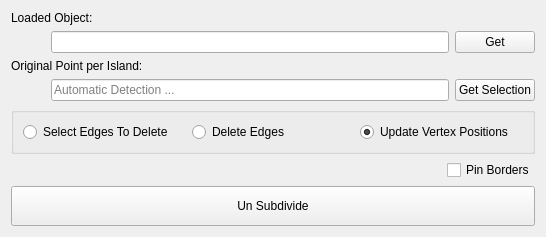
Old version of the form ui/UnSubdivideWidget.ui in the repository tbttfox/MeshCrawler.
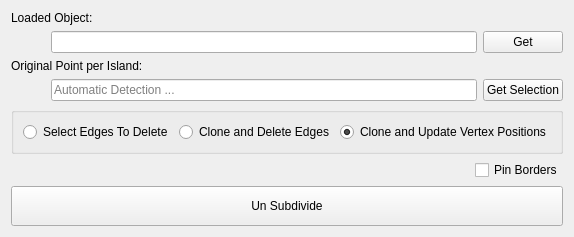
New version of the form.

What changed in the file:
```diff
--- a/ui/UnSubdivideWidget.ui
+++ b/ui/UnSubdivideWidget.ui
@@ -124,7 +124,7 @@
       <item>
        <widget class="QRadioButton" name="uiDeleteEdgesRDO">
         <property name="text">
-         <string>Delete Edges</string>
+         <string>Clone and Delete Edges</string>
         </property>
         <property name="checked">
          <bool>false</bool>
@@ -134,7 +134,7 @@
       <item>
        <widget class="QRadioButton" name="uiUpdatePositionsRDO">
         <property name="text">
-         <string>Update Vertex Positions</string>
+         <string>Clone and Update Vertex Positions</string>
         </property>
         <property name="checked">
          <bool>true</bool>
```
